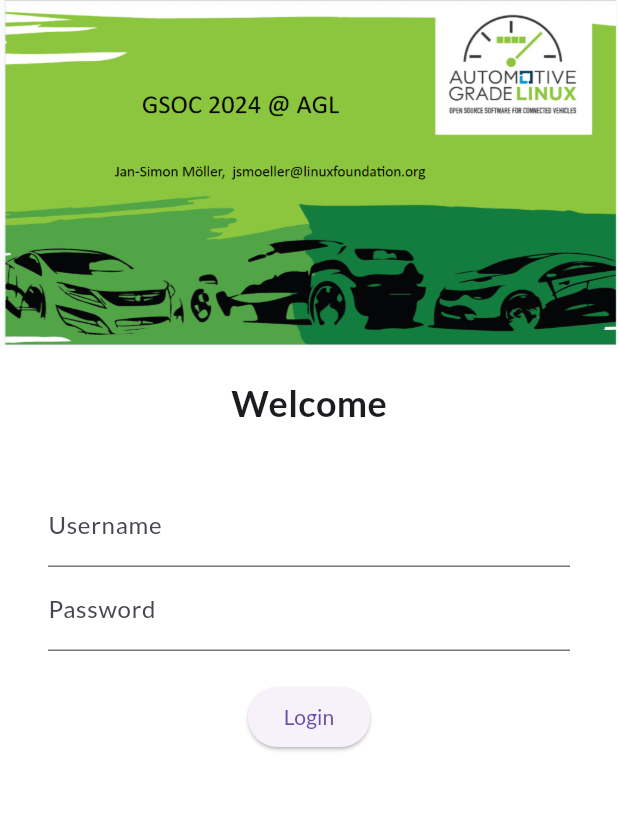
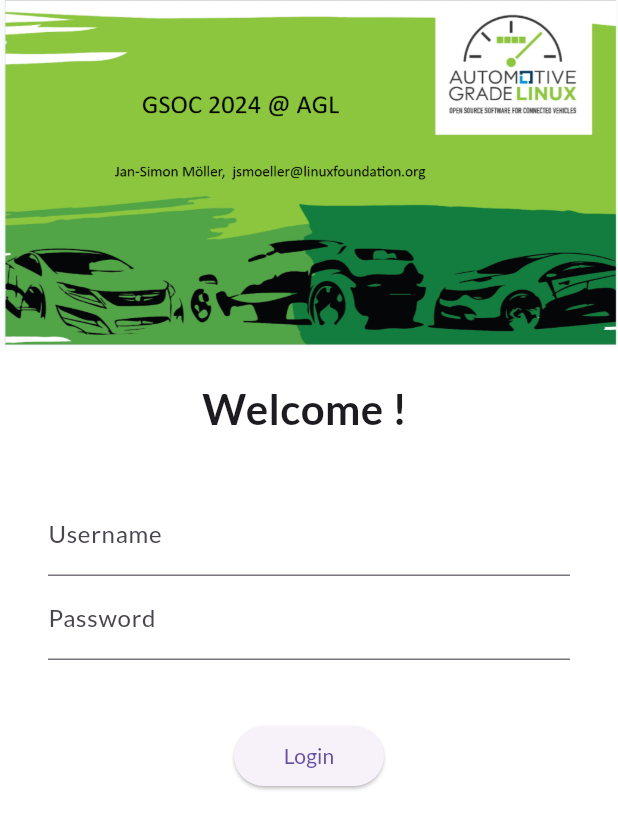
Before and after one commit to iOmkarNikam/iOmkarNikam-AGL, a Flutter app: the screen it shows after launch, on a phone screen of 412 x 824 dp. Shown: the top 829 px of the screen. Run offline on Flutter 3.47's test engine with Material 3 defaults, Android fonts, the phone set to English and light mode, and no system bars; our stand-ins replace google_fonts.

Commit message:
Day5 Complete

```diff
--- a/lib/main.dart
+++ b/lib/main.dart
@@ -1,5 +1,6 @@
 import 'package:flutter/material.dart';
 import 'package:flutter_application_1/pages/login_page.dart';
+import 'package:flutter_application_1/utils/routes.dart';
 import 'package:google_fonts/google_fonts.dart';
 import 'pages/home_page.dart';
 import 'pages/login_page.dart';
@@ -18,14 +19,15 @@ class MyApp extends StatelessWidget {
         fontFamily: GoogleFonts.lato().fontFamily,
         //primaryTextTheme: GoogleFonts.latoTextTheme()
       ),
+      debugShowCheckedModeBanner: false,
       darkTheme: ThemeData(
         brightness: Brightness.dark,
       ),
       initialRoute: "/",
       routes: {
         "/": (context) => LoginPage(),
-        "/home": (context) => HomePage(),
-        "/login": (context) => LoginPage(),
+        MyRoutes.homeRoute: (context) => HomePage(),
+        MyRoutes.loginRoute: (context) => LoginPage(),
       },
     );
   }
--- a/lib/pages/home_page.dart
+++ b/lib/pages/home_page.dart
@@ -6,15 +6,17 @@ class HomePage extends StatelessWidget {
   @override
   Widget build(BuildContext context) {
     return Scaffold(
+
       appBar: AppBar(
         title: Text("Quiz for AGL"),
       ),
       body: Center(
         child: Container(
           child: Text("My Name is Omkar Nikam"),
+
         ),
       ),
-      drawer: Drawer(),
+      drawer:Drawer()
     );
   }
 }
--- a/lib/pages/login_page.dart
+++ b/lib/pages/login_page.dart
@@ -1,6 +1,13 @@
 import 'package:flutter/material.dart';
+import 'package:flutter_application_1/utils/routes.dart';
 
-class LoginPage extends StatelessWidget {
+class LoginPage extends StatefulWidget {
+  @override
+  State<LoginPage> createState() => _LoginPageState();
+}
+
+class _LoginPageState extends State<LoginPage> {
+  String name = "";
   @override
   Widget build(BuildContext context) {
     return Material(
@@ -15,9 +22,9 @@ class LoginPage extends StatelessWidget {
             height: 20.0,
           ),
           Text(
-            "Welcome",
+            "Welcome ! $name",
             style: TextStyle(
-              fontSize: 24,
+              fontSize: 28,
               fontWeight: FontWeight.bold,
             ),
           ),
@@ -33,6 +40,10 @@ class LoginPage extends StatelessWidget {
                     hintText: "Enter Username",
                     labelText: "Username",
                   ),
+                  onChanged: (value) {
+                    name = value;
+                    setState(() {});
+                  },
                 ),
                 TextFormField(
                   obscureText: true,
@@ -42,12 +53,15 @@ class LoginPage extends StatelessWidget {
                   ),
                 ),
                 SizedBox(
-                  height: 20.0,
+                  height: 40.0,
                 ),
+
                 ElevatedButton(
                   child: Text("Login"),
-                  style: TextButton.styleFrom(),
-                  onPressed: () {},
+                  style: TextButton.styleFrom(minimumSize: Size(100, 40)),
+                  onPressed: () {
+                    Navigator.pushNamed(context, MyRoutes.homeRoute);
+                  },
                 )
               ],
             ),
--- /dev/null
+++ b/lib/utils/routes.dart
@@ -0,0 +1,4 @@
+class MyRoutes {
+  static String loginRoute = "/login";
+  static String homeRoute = "/home";
+}
```
